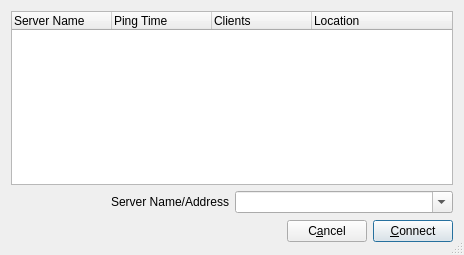
Before: the Qt Designer form src/connectdlgbase.ui in jamulussoftware/jamulus, drawn with Qt 5.
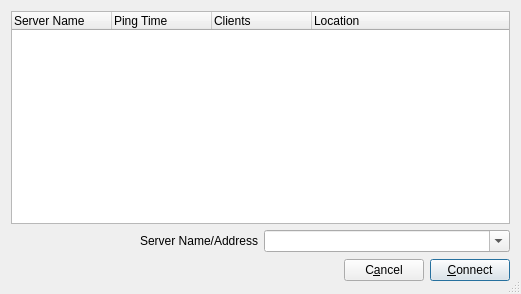
After: the same form once the commit is applied. Icons and pictures are not drawn.

Commit message: enlarge connection dialog, sort the list by the minimum ping time of a server

Diff of the .ui file:
```diff
--- a/src/connectdlgbase.ui
+++ b/src/connectdlgbase.ui
@@ -5,8 +5,8 @@
    <rect>
     <x>0</x>
     <y>0</y>
-    <width>464</width>
-    <height>255</height>
+    <width>521</width>
+    <height>294</height>
    </rect>
   </property>
   <property name="windowTitle" >
```
The commit also changes 1 other file.
